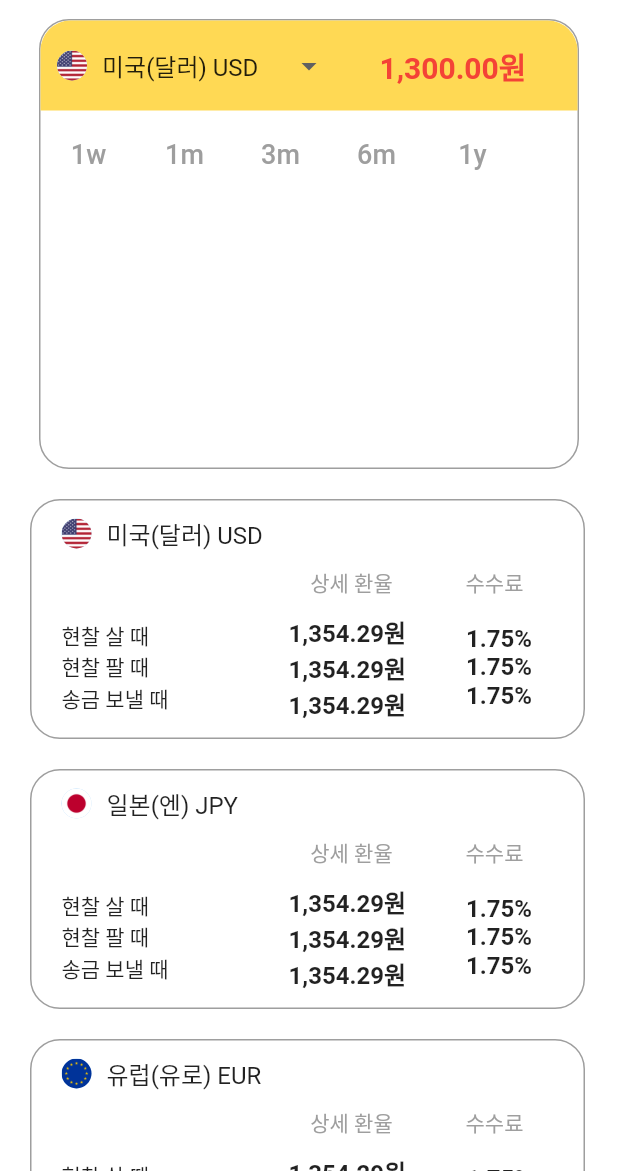
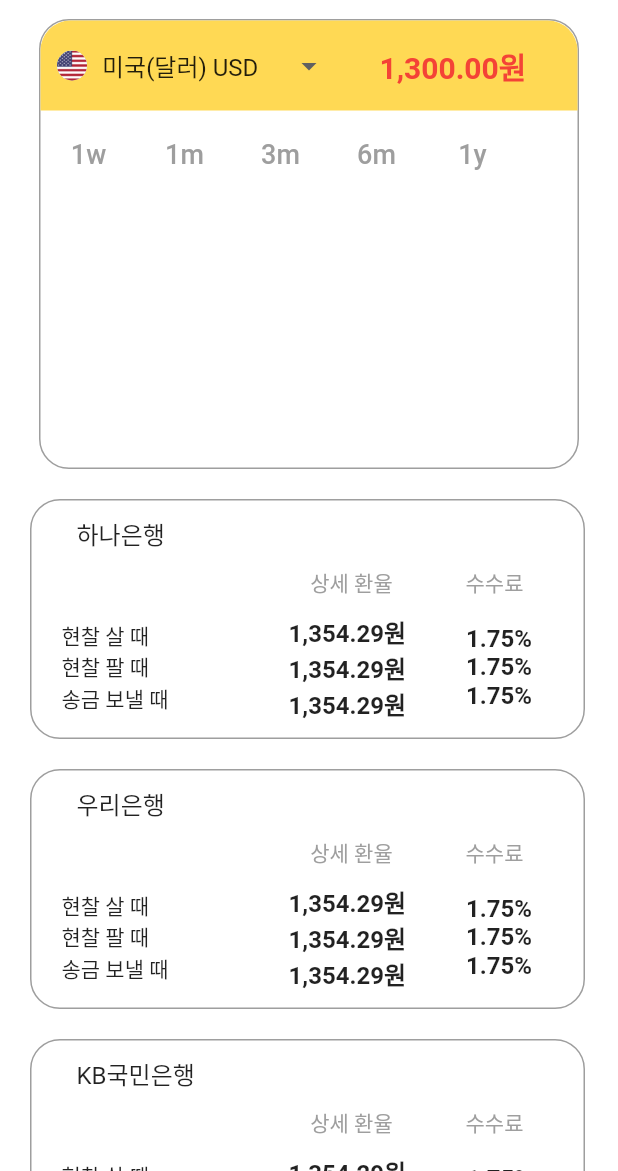
Before and after one commit to Donne-All-Around/DonneAllAround, a Flutter app: the ExchangeDetailPage screen opened directly, on a phone screen of 412 x 824 dp, the part 65-1236 px from its top. Run offline on Flutter 3.47's test engine with Material 2 defaults, Android fonts, the phone set to English and light mode, and no system bars; our stand-ins replace awesome_bottom_bar, chat_bubbles, flutter_chat_bubble, geocoding, geolocator, google_maps_flutter and 2 more; missing offline and left inert: bottom_picker.

Commit message:
0922 HA 은행상세 리스트 구조 완성

```diff
--- a/frontend/a705/lib/exchange_detail.dart
+++ b/frontend/a705/lib/exchange_detail.dart
@@ -245,30 +245,35 @@ class BankViewBuilder extends StatefulWidget {
 
 class _BankViewBuilderState extends State<BankViewBuilder> {
   final _valueList1 = [
-    '미국(달러) USD',
-    '일본(엔) JPY',
-    '유럽(유로) EUR',
-    '영국(파운드) GBP',
-    '호주(달러) AUD',
-    '중국(위안) CNY',
-    '베트남(동) VND',
-    '한국(원) KRW',
-    '홍콩(달러) HKD'
+   '하나은행',
+   '우리은행',
+   'KB국민은행',
+   '신한은행',
+   'NH농협은행',
+   '기업은행',
+   'SC제일은행',
+   '시티은행',
+   '수협은행',
+   '부산은행',
+   '대구은행',
+   '전북은행',
+   '경남은행',
+   '제주은행',
   ];
 
   int idx1 = 0;
 
-  List<String> currency1 = [
-    'USD',
-    'JPY',
-    'EUR',
-    'GBP',
-    'AUD',
-    'CNY',
-    'VND',
-    'KRW',
-    'HKD'
-  ];
+  // List<String> currency1 = [
+  //   'USD',
+  //   'JPY',
+  //   'EUR',
+  //   'GBP',
+  //   'AUD',
+  //   'CNY',
+  //   'VND',
+  //   'KRW',
+  //   'HKD'
+  // ];
 
 
   @override
@@ -308,11 +313,11 @@ class _BankViewBuilderState extends State<BankViewBuilder> {
                           // color: Colors.red,
                           child: Row(
                             children: [
-                              CircleAvatar(
-                                backgroundImage:
-                                AssetImage('assets/images/${currency1[index]}.png'),
-                                radius: 10,
-                              ),
+                              // CircleAvatar(
+                              //   backgroundImage:
+                              //   AssetImage('assets/images/${currency1[index]}.png'),
+                              //   radius: 10,
+                              // ),
                               const SizedBox(width: 10),
                               Text( _valueList1[index],
                                 style: const TextStyle(fontSize: 16),),
--- a/frontend/a705/lib/exchange_page.dart
+++ b/frontend/a705/lib/exchange_page.dart
@@ -1098,30 +1098,35 @@ class BankViewBuilder extends StatefulWidget {
 
 class _BankViewBuilderState extends State<BankViewBuilder> {
   final _valueList1 = [
-    '미국(달러) USD',
-    '일본(엔) JPY',
-    '유럽(유로) EUR',
-    '영국(파운드) GBP',
-    '호주(달러) AUD',
-    '중국(위안) CNY',
-    '베트남(동) VND',
-    '한국(원) KRW',
-    '홍콩(달러) HKD'
+    '하나은행',
+    '우리은행',
+    'KB국민은행',
+    '신한은행',
+    'NH농협은행',
+    '기업은행',
+    'SC제일은행',
+    '시티은행',
+    '수협은행',
+    '부산은행',
+    '대구은행',
+    '전북은행',
+    '경남은행',
+    '제주은행',
   ];
 
   int idx1 = 0;
 
-  List<String> currency1 = [
-    'USD',
-    'JPY',
-    'EUR',
-    'GBP',
-    'AUD',
-    'CNY',
-    'VND',
-    'KRW',
-    'HKD'
-  ];
+  // List<String> currency1 = [
+  //   'USD',
+  //   'JPY',
+  //   'EUR',
+  //   'GBP',
+  //   'AUD',
+  //   'CNY',
+  //   'VND',
+  //   'KRW',
+  //   'HKD'
+  // ];
 
 
   @override
@@ -1161,11 +1166,11 @@ class _BankViewBuilderState extends State<BankViewBuilder> {
                           // color: Colors.red,
                           child: Row(
                             children: [
-                              CircleAvatar(
-                                backgroundImage:
-                                AssetImage('assets/images/${currency1[index]}.png'),
-                                radius: 10,
-                              ),
+                              // CircleAvatar(
+                              //   backgroundImage:
+                              //   AssetImage('assets/images/${currency1[index]}.png'),
+                              //   radius: 10,
+                              // ),
                               const SizedBox(width: 10),
                               Text( _valueList1[index],
                                 style: const TextStyle(fontSize: 16),),
```
